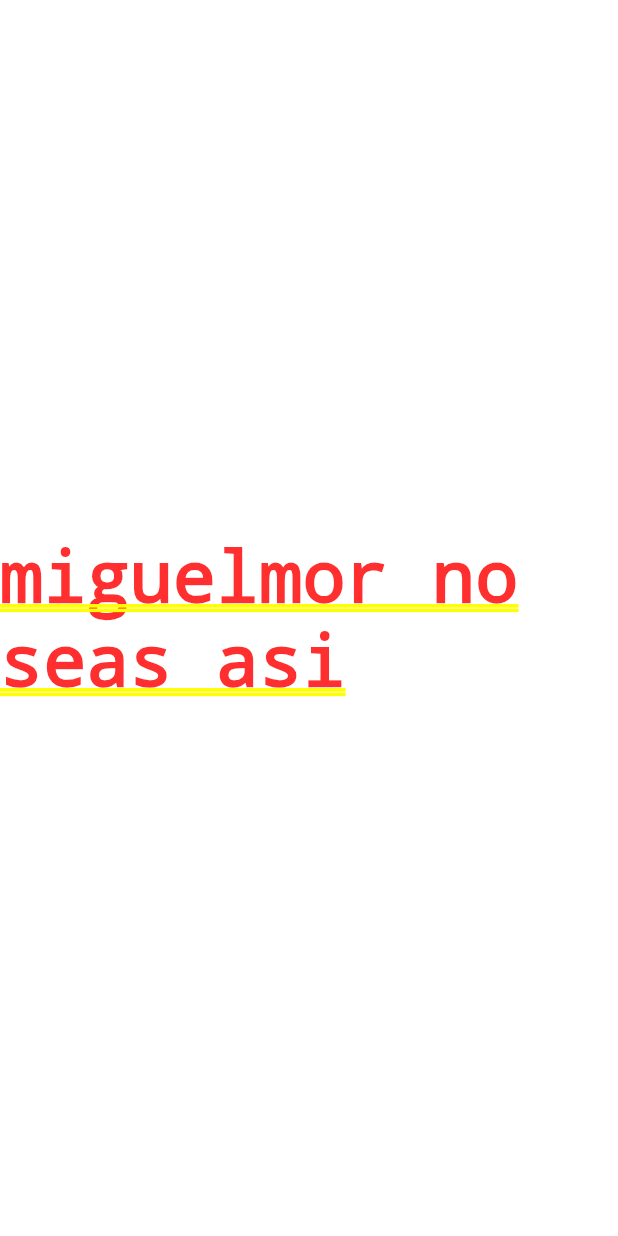
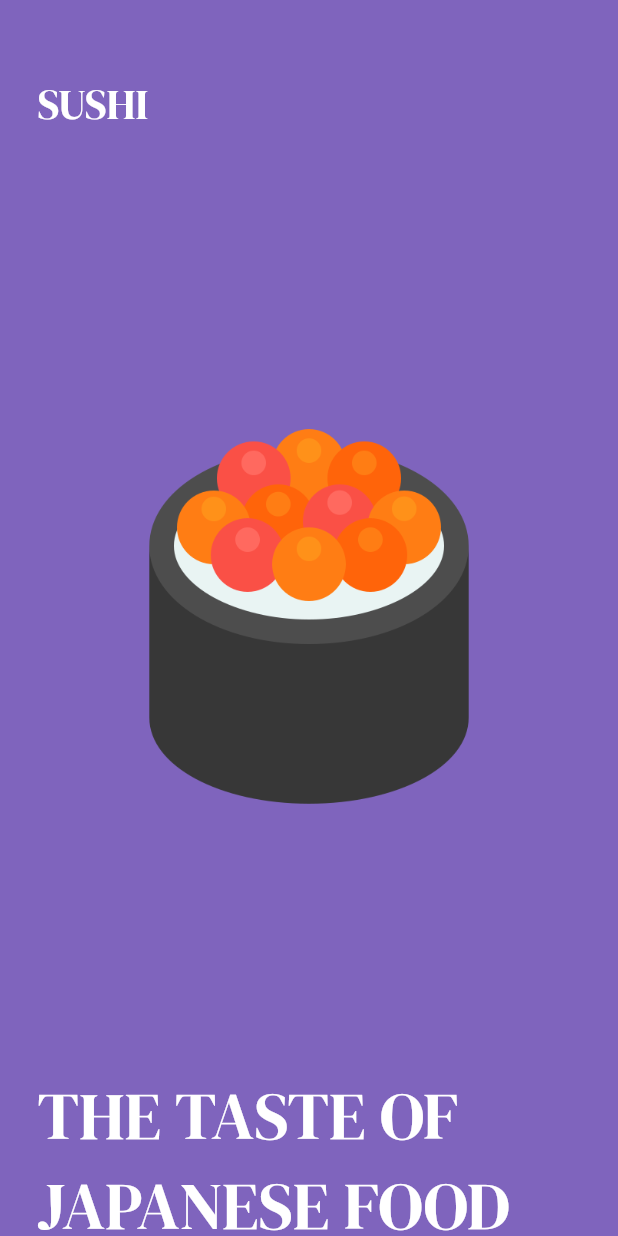
Before and after one commit to Vsjee/sushi_app, a Flutter app: the screen it shows after launch, on a phone screen of 412 x 824 dp. Run offline on Flutter 3.47's test engine with Material 2 defaults, Android fonts, the phone set to English and light mode, and no system bars; our stand-ins replace google_fonts.

```diff
--- /dev/null
+++ b/lib/intro_page.dart
@@ -0,0 +1,80 @@
+import 'package:flutter/material.dart';
+import 'package:google_fonts/google_fonts.dart';
+import 'package:sushi_app/components/button.dart';
+import 'package:sushi_app/login_page.dart';
+
+class IntroPage extends StatelessWidget {
+  const IntroPage ({super.key});
+
+  @override
+Widget build(BuildContext context) {
+  return Scaffold(
+    backgroundColor: Color.fromARGB(255, 127, 100, 189),
+    body: SingleChildScrollView(
+      child: Padding(
+        padding: const EdgeInsets.all(25.0),
+        child: Column(
+          crossAxisAlignment: CrossAxisAlignment.start,
+          mainAxisAlignment: MainAxisAlignment.spaceEvenly,
+          children: [
+            const SizedBox(height: 25),
+            //shop name
+            Text(
+              "SUSHI ",
+              style: GoogleFonts.dmSerifDisplay(
+                fontSize: 28,
+                color: Colors.white,
+              ),
+            ),
+
+            const SizedBox(height: 25),
+
+            //icon
+            Padding(
+              padding: const EdgeInsets.all(50.0),
+              child: Image.asset('assets/imagenes/sushi.png',
+              width: 500,
+              height: 500,),
+            ),
+
+            //title
+            Text(
+              "THE TASTE OF JAPANESE FOOD",
+              style: GoogleFonts.dmSerifDisplay(
+                fontSize: 44,
+                color: Colors.white,
+              ),
+            ),
+
+            const SizedBox(height: 10),
+
+            //subtitle
+            Text(
+              "Feel the taste of the most popular Japanese food for anywhere and anytime ",
+              style: TextStyle(
+                color: Colors.grey[300],
+                height: 2,
+              ),
+            ),
+
+            const SizedBox(height: 10),
+
+            // get started button
+            MyButton(
+              text: "GET STARTED",
+              onTap: () {
+                //go to login page
+                 Navigator.push(
+                 context,
+                 MaterialPageRoute(builder: (context) => LoginPage()),
+                );
+              },
+            ),
+          ],
+        ),
+      ),
+    ),
+  );
+}
+
+}
--- a/lib/main.dart
+++ b/lib/main.dart
@@ -1,4 +1,7 @@
 import 'package:flutter/material.dart';
+import 'package:sushi_app/login_page.dart';
+import 'package:sushi_app/intro_page.dart';
+
 
 void main() {
   runApp(const MyApp());
@@ -12,13 +15,13 @@ class MyApp extends StatelessWidget {
   Widget build(BuildContext context) {
     return MaterialApp(
       title: 'Flutter Demo',
-      theme: ThemeData(
-        colorScheme: ColorScheme.fromSeed(seedColor: Colors.deepPurple),
-        useMaterial3: true,
-      ),
-      home: const Center(
-        child: Text('miguelmor no seas asi'),
-      ),
+      theme: ThemeData(primarySwatch: Colors.deepPurple),
+      debugShowCheckedModeBanner: false,
+      home: IntroPage(),
+      routes: {
+        '/intropage':(context) => const IntroPage(),
+        '/loginpage':(context) => const LoginPage(),
+      },
     );
   }
 }
--- a/pubspec.yaml
+++ b/pubspec.yaml
@@ -35,6 +35,7 @@ dependencies:
   # The following adds the Cupertino Icons font to your application.
   # Use with the CupertinoIcons class for iOS style icons.
   cupertino_icons: ^1.0.2
+  google_fonts:
 
 dev_dependencies:
   flutter_test:
@@ -59,8 +60,8 @@ flutter:
   uses-material-design: true
 
   # To add assets to your application, add an assets section, like this:
-  # assets:
-  #   - images/a_dot_burr.jpeg
+  assets:
+    - assets/imagenes/
   #   - images/a_dot_ham.jpeg
 
   # An image asset can refer to one or more resolution-specific "variants", see
```
Also changed, not shown: lib/components/button.dart (added, +41 -0 lines), lib/login_page.dart (added, +207 -0 lines), assets/imagenes/bg.jpg (added), assets/imagenes/facebook.png (added), assets/imagenes/github.png (added), assets/imagenes/google.png (added), assets/imagenes/sushi.png (added), assets/imagenes/twitter.png (added), pubspec.lock, 1 other file.
